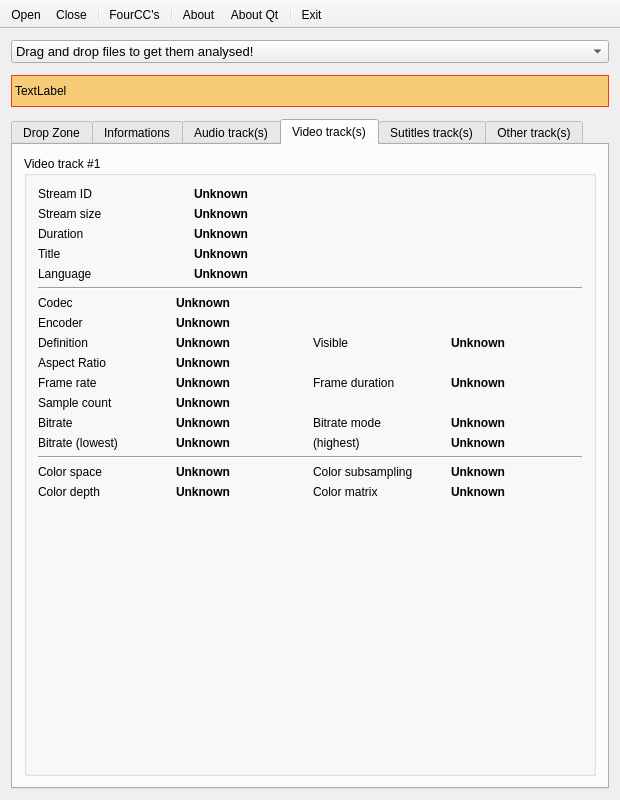
emericg/MiniVideo, file mini_analyser/ui/mainwindow.ui: the form before one commit.
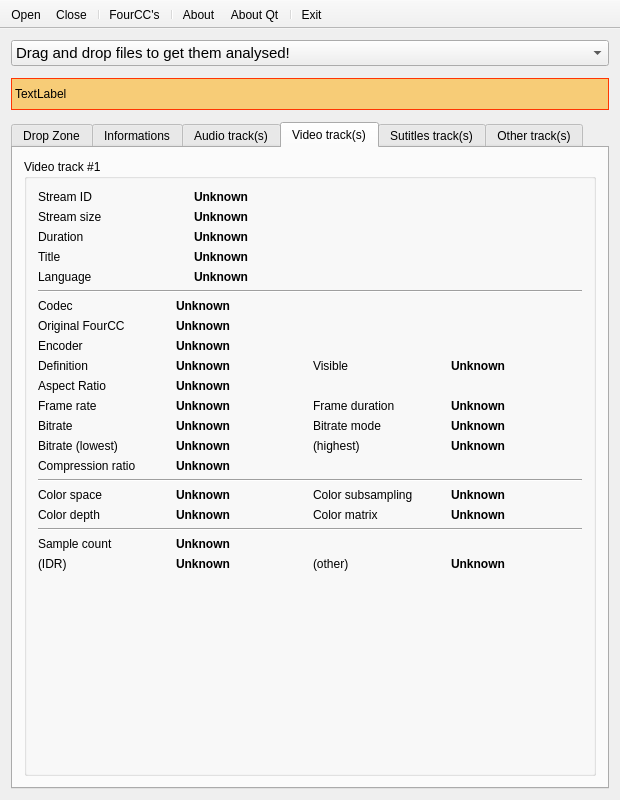
The form after the commit. Icons and pictures are not drawn.

Diff of the .ui file:
```diff
--- a/mini_analyser/ui/mainwindow.ui
+++ b/mini_analyser/ui/mainwindow.ui
@@ -58,7 +58,7 @@
      <widget class="QComboBox" name="file_comboBox">
       <property name="font">
        <font>
-        <pointsize>10</pointsize>
+        <pointsize>11</pointsize>
        </font>
       </property>
       <property name="acceptDrops">
@@ -1563,6 +1563,33 @@
            </item>
            <item>
             <layout class="QGridLayout" name="gridLayout_6">
+             <item row="1" column="1" colspan="3">
+              <widget class="QLabel" name="label_15">
+               <property name="font">
+                <font>
+                 <weight>75</weight>
+                 <bold>true</bold>
+                </font>
+               </property>
+               <property name="text">
+                <string>Unknown</string>
+               </property>
+              </widget>
+             </item>
+             <item row="1" column="0">
+              <widget class="QLabel" name="label_14">
+               <property name="text">
+                <string>Original FourCC</string>
+               </property>
+              </widget>
+             </item>
+             <item row="6" column="0">
+              <widget class="QLabel" name="label_11">
+               <property name="text">
+                <string>Bitrate</string>
+               </property>
+              </widget>
+             </item>
              <item row="7" column="0">
               <widget class="QLabel" name="label_56">
                <property name="text">
@@ -1583,14 +1610,14 @@
                </property>
               </widget>
              </item>
-             <item row="1" column="0">
+             <item row="2" column="0">
               <widget class="QLabel" name="label_62">
                <property name="text">
                 <string>Encoder</string>
                </property>
               </widget>
              </item>
-             <item row="2" column="0">
+             <item row="3" column="0">
               <widget class="QLabel" name="label_59">
                <property name="text">
                 <string>Definition</string>
@@ -1636,7 +1663,7 @@
                </property>
               </widget>
              </item>
-             <item row="1" column="1" colspan="3">
+             <item row="2" column="1" colspan="3">
               <widget class="QLabel" name="label_video_encoder">
                <property name="font">
                 <font>
@@ -1668,7 +1695,7 @@
                </property>
               </widget>
              </item>
-             <item row="2" column="1">
+             <item row="3" column="1">
               <widget class="QLabel" name="label_video_definition_2">
                <property name="font">
                 <font>
@@ -1684,6 +1711,13 @@
                </property>
               </widget>
              </item>
+             <item row="5" column="0">
+              <widget class="QLabel" name="label_51">
+               <property name="text">
+                <string>Frame rate</string>
+               </property>
+              </widget>
+             </item>
              <item row="6" column="1">
               <widget class="QLabel" name="label_video_bitrate_gross">
                <property name="font">
@@ -1697,60 +1731,14 @@
                </property>
               </widget>
              </item>
-             <item row="6" column="0">
-              <widget class="QLabel" name="label_11">
-               <property name="text">
-                <string>Bitrate</string>
-               </property>
-              </widget>
-             </item>
-             <item row="4" column="2">
+             <item row="5" column="2">
               <widget class="QLabel" name="label_77">
                <property name="text">
                 <string>Frame duration</string>
                </property>
               </widget>
              </item>
-             <item row="3" column="1" colspan="3">
-              <widget class="QLabel" name="label_video_ar_2">
-               <property name="font">
-                <font>
-                 <weight>75</weight>
-                 <bold>true</bold>
-                </font>
-               </property>
-               <property name="text">
-                <string>Unknown</string>
-               </property>
-               <property name="textInteractionFlags">
-                <set>Qt::LinksAccessibleByMouse|Qt::TextSelectableByKeyboard|Qt::TextSelectableByMouse</set>
-               </property>
-              </widget>
-             </item>
-             <item row="4" column="1">
-              <widget class="QLabel" name="label_video_framerate_2">
-               <property name="font">
-                <font>
-                 <weight>75</weight>
-                 <bold>true</bold>
-                </font>
-               </property>
-               <property name="text">
-                <string>Unknown</string>
-               </property>
-               <property name="textInteractionFlags">
-                <set>Qt::LinksAccessibleByMouse|Qt::TextSelectableByKeyboard|Qt::TextSelectableByMouse</set>
-               </property>
-              </widget>
-             </item>
              <item row="4" column="0">
-              <widget class="QLabel" name="label_51">
-               <property name="text">
-                <string>Frame rate</string>
-               </property>
-              </widget>
-             </item>
-             <item row="3" column="0">
               <widget class="QLabel" name="label_57">
                <property name="maximumSize">
                 <size>
@@ -1763,47 +1751,8 @@
                </property>
               </widget>
              </item>
-             <item row="5" column="0">
-              <widget class="QLabel" name="label_76">
-               <property name="text">
-                <string>Sample count</string>
-               </property>
-              </widget>
-             </item>
-             <item row="4" column="3">
-              <widget class="QLabel" name="label_video_frameduration">
-               <property name="font">
-                <font>
-                 <weight>75</weight>
-                 <bold>true</bold>
-                </font>
-               </property>
-               <property name="text">
-                <string>Unknown</string>
-               </property>
-               <property name="textInteractionFlags">
-                <set>Qt::LinksAccessibleByMouse|Qt::TextSelectableByKeyboard|Qt::TextSelectableByMouse</set>
-               </property>
-              </widget>
-             </item>
-             <item row="5" column="1">
-              <widget class="QLabel" name="label_video_samplecount">
-               <property name="font">
-                <font>
-                 <weight>75</weight>
-                 <bold>true</bold>
-                </font>
-               </property>
-               <property name="text">
-                <string>Unknown</string>
-               </property>
-               <property name="textInteractionFlags">
-                <set>Qt::LinksAccessibleByMouse|Qt::TextSelectableByKeyboard|Qt::TextSelectableByMouse</set>
-               </property>
-              </widget>
-             </item>
-             <item row="6" column="3">
-              <widget class="QLabel" name="label_video_bitratemode_2">
+             <item row="4" column="1" colspan="3">
+              <widget class="QLabel" name="label_video_ar_2">
                <property name="font">
                 <font>
                  <weight>75</weight>
@@ -1825,7 +1774,23 @@
                </property>
               </widget>
              </item>
-             <item row="2" column="2">
+             <item row="5" column="1">
+              <widget class="QLabel" name="label_video_framerate_2">
+               <property name="font">
+                <font>
+                 <weight>75</weight>
+                 <bold>true</bold>
+                </font>
+               </property>
+               <property name="text">
+                <string>Unknown</string>
+               </property>
+               <property name="textInteractionFlags">
+                <set>Qt::LinksAccessibleByMouse|Qt::TextSelectableByKeyboard|Qt::TextSelectableByMouse</set>
+               </property>
+              </widget>
+             </item>
+             <item row="3" column="2">
               <widget class="QLabel" name="label_10">
                <property name="maximumSize">
                 <size>
@@ -1838,7 +1803,39 @@
                </property>
               </widget>
              </item>
-             <item row="2" column="3">
+             <item row="5" column="3">
+              <widget class="QLabel" name="label_video_frameduration">
+               <property name="font">
+                <font>
+                 <weight>75</weight>
+                 <bold>true</bold>
+                </font>
+               </property>
+               <property name="text">
+                <string>Unknown</string>
+               </property>
+               <property name="textInteractionFlags">
+                <set>Qt::LinksAccessibleByMouse|Qt::TextSelectableByKeyboard|Qt::TextSelectableByMouse</set>
+               </property>
+              </widget>
+             </item>
+             <item row="6" column="3">
+              <widget class="QLabel" name="label_video_bitratemode_2">
+               <property name="font">
+                <font>
+                 <weight>75</weight>
+                 <bold>true</bold>
+                </font>
+               </property>
+               <property name="text">
+                <string>Unknown</string>
+               </property>
+               <property name="textInteractionFlags">
+                <set>Qt::LinksAccessibleByMouse|Qt::TextSelectableByKeyboard|Qt::TextSelectableByMouse</set>
+               </property>
+              </widget>
+             </item>
+             <item row="3" column="3">
               <widget class="QLabel" name="label_video8definition8visible">
                <property name="font">
                 <font>
@@ -1851,6 +1848,26 @@
                </property>
               </widget>
              </item>
+             <item row="8" column="0">
+              <widget class="QLabel" name="label_21">
+               <property name="text">
+                <string>Compression ratio</string>
+               </property>
+              </widget>
+             </item>
+             <item row="8" column="1" colspan="3">
+              <widget class="QLabel" name="label_video_compression_ratio">
+               <property name="font">
+                <font>
+                 <weight>75</weight>
+                 <bold>true</bold>
+                </font>
+               </property>
+               <property name="text">
+                <string>Unknown</string>
+               </property>
+              </widget>
+             </item>
             </layout>
            </item>
            <item>
@@ -1968,6 +1985,80 @@
              </item>
             </layout>
            </item>
+           <item>
+            <widget class="Line" name="line_3">
+             <property name="orientation">
+              <enum>Qt::Horizontal</enum>
+             </property>
+            </widget>
+           </item>
+           <item>
+            <layout class="QGridLayout" name="gridLayout_13">
+             <item row="0" column="1">
+              <widget class="QLabel" name="label_video_samplecount">
+               <property name="font">
+                <font>
+                 <weight>75</weight>
+                 <bold>true</bold>
+                </font>
+               </property>
+               <property name="text">
+                <string>Unknown</string>
+               </property>
+               <property name="textInteractionFlags">
+                <set>Qt::LinksAccessibleByMouse|Qt::TextSelectableByKeyboard|Qt::TextSelectableByMouse</set>
+               </property>
+              </widget>
+             </item>
+             <item row="1" column="1">
+              <widget class="QLabel" name="label_video_samplecount_idr">
+               <property name="font">
+                <font>
+                 <weight>75</weight>
+                 <bold>true</bold>
+                </font>
+               </property>
+               <property name="text">
+                <string>Unknown</string>
+               </property>
+              </widget>
+             </item>
+             <item row="1" column="0">
+              <widget class="QLabel" name="label_30">
+               <property name="text">
+                <string>(IDR)</string>
+               </property>
+              </widget>
+             </item>
+             <item row="1" column="2">
+              <widget class="QLabel" name="label_38">
+               <property name="text">
+                <string>(other)</string>
+               </property>
+              </widget>
+             </item>
+             <item row="0" column="0">
+              <widget class="QLabel" name="label_76">
+               <property name="text">
+                <string>Sample count</string>
+               </property>
+              </widget>
+             </item>
+             <item row="1" column="3">
+              <widget class="QLabel" name="label_video_samplecount_other">
+               <property name="font">
+                <font>
+                 <weight>75</weight>
+                 <bold>true</bold>
+                </font>
+               </property>
+               <property name="text">
+                <string>Unknown</string>
+               </property>
+              </widget>
+             </item>
+            </layout>
+           </item>
            <item>
             <spacer name="verticalSpacer_2">
              <property name="orientation">
```
Left out of the diff: 265 changed lines with no effect on the pictures.
